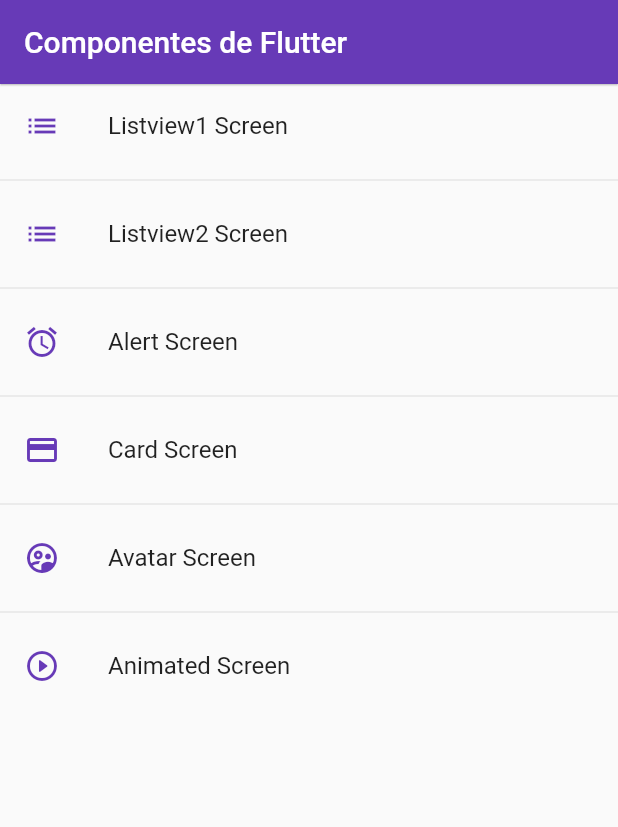
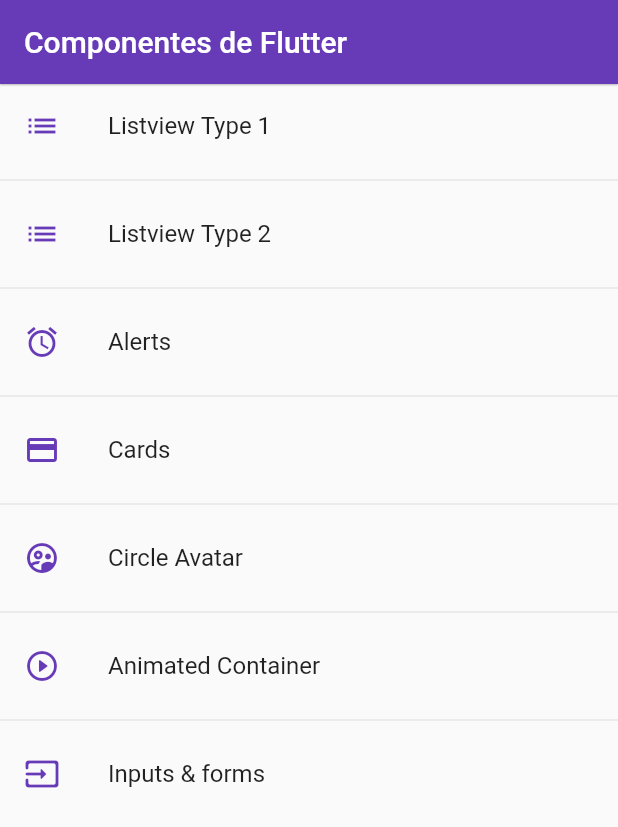
Before and after one commit to cristianfraga/app_components, a Flutter app: the screen it shows after launch, on a phone screen of 412 x 824 dp. Shown: the top 827 px of the screen. Run offline on Flutter 3.47's test engine with Material 2 defaults, Android fonts, the phone set to English and light mode, and no system bars.

Commit message:
Third part of Flutter components

```diff
--- a/lib/router/app_routes.dart
+++ b/lib/router/app_routes.dart
@@ -8,12 +8,13 @@
 
   static final menuOptions = <MenuOption>[
     // MenuOption(route: 'home', name: 'Home Screen', screen: const HomeScreen(), icon: Icons.home),
-    MenuOption(route: 'listview1', name: 'Listview1 Screen', screen: const Listview1Screen(), icon: Icons.list),
-    MenuOption(route: 'listview2', name: 'Listview2 Screen', screen: const Listview2Screen(), icon: Icons.list),
-    MenuOption(route: 'alert', name: 'Alert Screen', screen: const AlertScreen(), icon: Icons.alarm),
-    MenuOption(route: 'card', name: 'Card Screen', screen: const CardScreen(), icon: Icons.credit_card),
-    MenuOption(route: 'avatar', name: 'Avatar Screen', screen: const AvatarScreen(), icon: Icons.supervised_user_circle_outlined),
-    MenuOption(route: 'animated', name: 'Animated Screen', screen: const AnimatedScreen(), icon: Icons.play_circle_outline_rounded),
+    MenuOption(route: 'listview1', name: 'Listview Type 1', screen: const Listview1Screen(), icon: Icons.list),
+    MenuOption(route: 'listview2', name: 'Listview Type 2', screen: const Listview2Screen(), icon: Icons.list),
+    MenuOption(route: 'alert', name: 'Alerts', screen: const AlertScreen(), icon: Icons.alarm),
+    MenuOption(route: 'card', name: 'Cards', screen: const CardScreen(), icon: Icons.credit_card),
+    MenuOption(route: 'avatar', name: 'Circle Avatar', screen: const AvatarScreen(), icon: Icons.supervised_user_circle_outlined),
+    MenuOption(route: 'animated', name: 'Animated Container', screen: const AnimatedScreen(), icon: Icons.play_circle_outline_rounded),
+    MenuOption(route: 'inputs', name: 'Inputs & forms', screen: const InputsScreen(), icon: Icons.input_rounded),
   ];
 
   static Map<String, Widget Function(BuildContext)> getAppRoutes() {
--- a/lib/screens/screens.dart
+++ b/lib/screens/screens.dart
@@ -3,5 +3,6 @@
 export 'package:components_flutter/screens/avatar_screen.dart';
 export 'package:components_flutter/screens/card_screen.dart';
 export 'package:components_flutter/screens/home_screen.dart';
+export 'package:components_flutter/screens/inputs_screen.dart';
 export 'package:components_flutter/screens/listview1_screen.dart';
 export 'package:components_flutter/screens/listview2_screen.dart';
--- a/lib/theme/app_theme.dart
+++ b/lib/theme/app_theme.dart
@@ -28,6 +28,20 @@
         elevation: 0.5,
       ),
     ),
+    inputDecorationTheme: const InputDecorationTheme(
+      floatingLabelStyle: TextStyle(color: primary),
+      enabledBorder: OutlineInputBorder(
+        borderSide: BorderSide(color: primary),
+        borderRadius: BorderRadius.only(bottomLeft: Radius.circular(10), topRight: Radius.circular(10)),
+      ),
+      focusedBorder: OutlineInputBorder(
+        borderSide: BorderSide(color: primary),
+        borderRadius: BorderRadius.only(bottomLeft: Radius.circular(10), topRight: Radius.circular(10)),
+      ),
+      border: OutlineInputBorder(
+        borderRadius: BorderRadius.only(bottomLeft: Radius.circular(10), topRight: Radius.circular(10)),
+      ),
+    ),
   );
 
   static final ThemeData darkTheme = ThemeData.dark().copyWith(
--- a/lib/widgets/widgets.dart
+++ b/lib/widgets/widgets.dart
@@ -1,2 +1,3 @@
 export 'package:components_flutter/widgets/custom_card_type_1.dart';
 export 'package:components_flutter/widgets/custom_card_type_2.dart';
+export 'package:components_flutter/widgets/custom_input_field.dart';
```
Also changed, not shown: lib/screens/inputs_screen.dart (added, +26 -0 lines), lib/widgets/custom_input_field.dart (added, +48 -0 lines), 1 other file.
